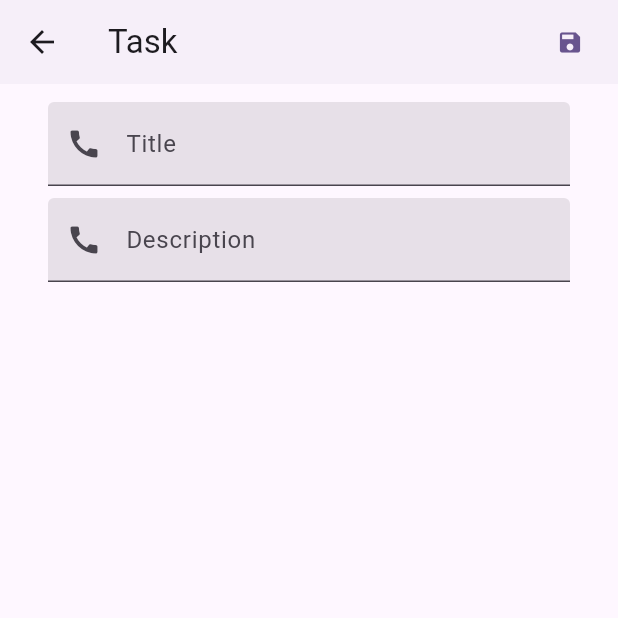
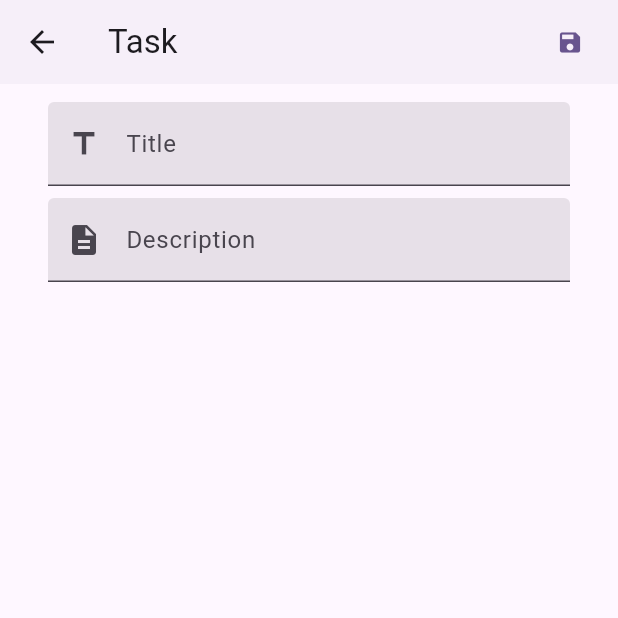
Before and after one commit to muied009/todo-Flutter, a Flutter app: the TaskPage screen opened directly, on a phone screen of 412 x 824 dp, the top half of it. Run offline on Flutter 3.47's test engine with Material 3 defaults, Android fonts, the phone set to English and light mode, and no system bars; our stand-ins replace sqflite; accounts and stored records are empty.

Commit message:
all done

```diff
--- a/lib/pages/task_page.dart
+++ b/lib/pages/task_page.dart
@@ -54,7 +54,7 @@ class _TaskPageState extends State<TaskPage> {
                   controller: titleController,
                   decoration: const InputDecoration(
                     labelText: "Title",
-                    prefixIcon: Icon(Icons.call),
+                    prefixIcon: Icon(Icons.title),
                     filled: true,
                   ),
                   validator: (value) {
@@ -71,7 +71,7 @@ class _TaskPageState extends State<TaskPage> {
                   controller: descriptionController,
                   decoration: const InputDecoration(
                     labelText: "Description",
-                    prefixIcon: Icon(Icons.call),
+                    prefixIcon: Icon(Icons.description),
                     filled: true,
                   ),
                 ),
```
Also changed, not shown: lib/providers/task_provider.dart (+7 -1 lines).
